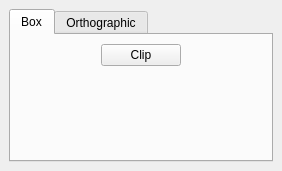
This is Polyhedron/demo/Polyhedron/Plugins/PCA/Clipping_box_widget.ui in CGAL/cgal as Qt 5 draws it before an edit. The edited form follows.
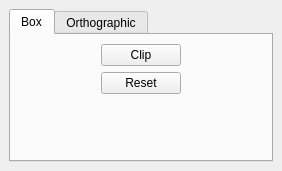
This is the edited form.

Commit message: Added reset button on clip box

What changed in the file:
```diff
--- a/Polyhedron/demo/Polyhedron/Plugins/PCA/Clipping_box_widget.ui
+++ b/Polyhedron/demo/Polyhedron/Plugins/PCA/Clipping_box_widget.ui
@@ -65,6 +65,43 @@
           </item>
          </layout>
         </item>
+        <item>
+         <layout class="QHBoxLayout" name="horizontalLayout_6">
+          <item>
+           <spacer name="horizontalSpacer_6">
+            <property name="orientation">
+             <enum>Qt::Horizontal</enum>
+            </property>
+            <property name="sizeHint" stdset="0">
+             <size>
+              <width>40</width>
+              <height>20</height>
+             </size>
+            </property>
+           </spacer>
+          </item>
+          <item>
+           <widget class="QPushButton" name="resetButton">
+            <property name="text">
+             <string>Reset</string>
+            </property>
+           </widget>
+          </item>
+          <item>
+           <spacer name="horizontalSpacer_7">
+            <property name="orientation">
+             <enum>Qt::Horizontal</enum>
+            </property>
+            <property name="sizeHint" stdset="0">
+             <size>
+              <width>40</width>
+              <height>20</height>
+             </size>
+            </property>
+           </spacer>
+          </item>
+         </layout>
+        </item>
         <item>
          <spacer name="verticalSpacer_2">
           <property name="orientation">
```
The commit also changes 3 other files.
